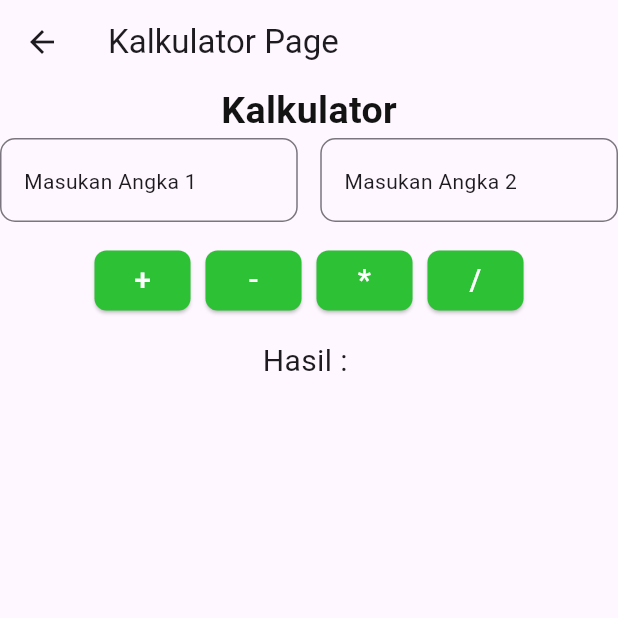
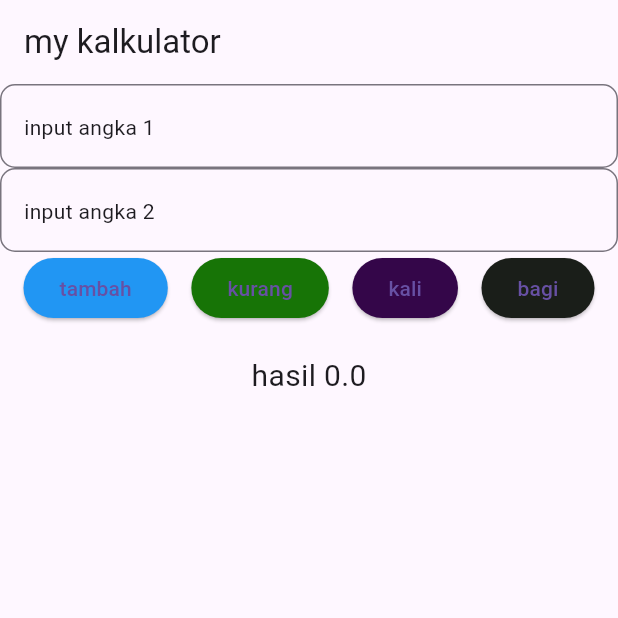
Before and after one commit to kiee32/Kalkulator, a Flutter app: the KalkulatorPage screen opened directly, on a phone screen of 412 x 824 dp, the top half of it. Run offline on Flutter 3.47's test engine with Material 3 defaults, Android fonts, the phone set to English and light mode, and no system bars; our stand-ins replace get.

Commit message:
tugas kalkulator controller

```diff
--- a/lib/components/Custom_TextField.dart
+++ b/lib/components/Custom_TextField.dart
@@ -1,23 +1,25 @@
 import 'package:flutter/material.dart';
 
-class CustomTextField extends StatelessWidget {
-  // Variabel yng diperlukan
-  final String hint;
-  final TextEditingController textController;
+class CustomTextfield extends StatelessWidget {
+  // variabel yang diperlukan
+  final String myHint;
 
-  const CustomTextField({
+  final TextEditingController txtController;
+  const CustomTextfield({
     super.key,
-    required this.hint,
-    required this.textController
-    });
+    required this.myHint,
+    required this.txtController,
+  });
 
   @override
   Widget build(BuildContext context) {
     return TextField(
-      controller: textController,
+       keyboardType: const TextInputType.numberWithOptions(decimal: true),
+      controller: txtController,
       decoration: InputDecoration(
-        hint: Text(hint),
-         border: OutlineInputBorder(borderRadius: BorderRadius.circular(10))),
+        hint: Text(myHint),
+        border: OutlineInputBorder(borderRadius: BorderRadius.circular(10)),
+      ),
     );
   }
 }
--- a/lib/components/custom_button.dart
+++ b/lib/components/custom_button.dart
@@ -13,6 +13,7 @@ class CustomButton extends StatelessWidget {
      required this.child,
      this.backgroundColor,
      this.foregroundColor,
+
      this.borderRadius = 8.0,
      });
 
--- /dev/null
+++ b/lib/controller/kalkulator_controller.dart
@@ -0,0 +1,42 @@
+import 'package:get/get.dart';
+
+class KalkulatorController extends GetxController {
+  var hasilHitung = 0.0.obs; // obs digunakan untuk update ke UI page
+  // method tambah kurang kali dan bagi
+  void tambah(double angka1, double angka2) {
+    double hasiltambah = angka1 + angka2;
+    hasilHitung.value = hasiltambah;
+        Get.snackbar( "hasil jumlah","${hasiltambah.toString()}",
+         snackPosition: SnackPosition.BOTTOM);
+
+  }
+    void kurang(double angka1, double angka2) {
+    double hasilkurang = angka1 - angka2;
+    hasilHitung.value = hasilkurang;
+     Get.snackbar( "hasil jumlah","${hasilkurang.toString()}",
+         snackPosition: SnackPosition.BOTTOM);
+  }
+     void kali(double angka1, double angka2) {
+    double hasilkali = angka1 * angka2;
+    hasilHitung.value = hasilkali;
+       Get.snackbar( "hasil jumlah","${hasilkali.toString()}",
+         snackPosition: SnackPosition.BOTTOM);
+  }
+    void bagi(double angka1, double angka2) {
+    // Cek angka 2 tidak boleh 0
+    if (angka2 == 0) {
+      Get.snackbar(
+        "Warning",
+        "Angka 2 tidak boleh 0 untuk pembagian",
+      );
+      return;
+    }
+      double hasilbagi = angka1 / angka2;
+    hasilHitung.value = hasilbagi;
+
+    Get.snackbar(
+      "Hasil Bagi",
+      "Hasilnya = $hasilbagi",
+      snackPosition: SnackPosition.BOTTOM);
+  }
+}
--- a/lib/kalkulator_page.dart
+++ /dev/null
@@ -1,84 +0,0 @@
-import 'package:flutter/material.dart';
-import  'components/custom_button.dart';
-import 'components/custom_textfield.dart';
-
-class KalkulatorPage extends StatefulWidget {
-  const KalkulatorPage({super.key});
-
-  @override
-  State<KalkulatorPage> createState() => _KalkulatorPageState();
-}
-
-class _KalkulatorPageState extends State<KalkulatorPage> {
-
-  @override
-  Widget build(BuildContext context) {
-    final TextEditingController angka1 = TextEditingController();
-    final TextEditingController angka2 = TextEditingController();
-    return Scaffold(
-      appBar: AppBar(title: Text("Kalkulator Page")),
-      body: Column (
-        children: [
-          Text("Kalkulator", style: TextStyle(fontSize: 25, fontWeight: FontWeight.bold, color: const Color.fromARGB(255, 19, 19, 19))),
-
-          Row(
-            children: [
-
-              Expanded(
-                child: CustomTextField(hint: "Masukan Angka 1",
-                 textController: angka1,
-                 ),
-              ),
-               const SizedBox(width: 15),
-              Expanded(
-                child: CustomTextField(hint: "Masukan Angka 2",
-                 textController: angka2,
-                 ),
-              ),
-            ],
-          ),
-
-          const SizedBox(height: 15),
-
-        Row(
-              mainAxisAlignment: MainAxisAlignment.center,
-              children: [
-                CustomButton(
-                  backgroundColor: const Color.fromARGB(255, 45, 193, 53),
-                  foregroundColor: Colors.white,
-                  onPressed: () {},
-                  child: const Text("+", style: TextStyle(fontSize: 20)),
-                ),
-                const SizedBox(width: 10),
-                CustomButton(
-                  backgroundColor: const Color.fromARGB(255, 45, 193, 53),
-                  foregroundColor: Colors.white,
-                  onPressed: () {},
-                  child: const Text("-", style: TextStyle(fontSize: 20)),
-                ),
-                const SizedBox(width: 10),
-                CustomButton(
-                  backgroundColor: const Color.fromARGB(255, 45, 193, 53),
-                  foregroundColor: Colors.white,
-                  onPressed: () {},
-                  child: const Text("*", style: TextStyle(fontSize: 20)),
-                ),
-                  const SizedBox(width: 10),
-                  CustomButton(
-                  backgroundColor: const Color.fromARGB(255, 45, 193, 53),
-                  foregroundColor: Colors.white,
-                  onPressed: () {},
-                  child: const Text("/", style: TextStyle(fontSize: 20)),
-                  )
-            ],
-          ),
-
-         const SizedBox(height: 15),
-           Text("Hasil : " , style: TextStyle(fontSize: 20)),
-
-
-        ],
-        ),
-    );
-  }
-}
--- /dev/null
+++ b/lib/pages/kalkulator_page.dart
@@ -0,0 +1,110 @@
+import 'package:project_satu/components/Custom_TextField.dart';
+import 'package:project_satu/components/custom_button.dart';
+import 'package:project_satu/controller/kalkulator_controller.dart';
+import 'package:flutter/material.dart';
+import 'package:get/get.dart';
+
+class KalkulatorPage extends StatelessWidget {
+  KalkulatorPage({super.key});
+
+  final controller = Get.put(KalkulatorController());
+
+    TextEditingController txtangka1 = TextEditingController();
+    TextEditingController txtangka2 = TextEditingController();
+
+  // Mengecek apakah input kosong
+  bool cekInput() {
+    if (txtangka1.text.isEmpty || txtangka2.text.isEmpty) {
+      Get.snackbar(
+        "Warning",
+        "Angka 1 dan Angka 2 harus diisi",
+      );
+      return false;
+    }
+
+    return true;
+  }
+
+
+  @override
+  Widget build(BuildContext context) {
+
+
+    return Scaffold(
+      appBar: AppBar(title: Text("my kalkulator")),
+      body: Column(
+        children: [
+          CustomTextfield(myHint: "input angka 1", txtController: txtangka1),
+          CustomTextfield(myHint: "input angka 2", txtController: txtangka2),
+
+
+          Row(
+            mainAxisAlignment: MainAxisAlignment.spaceEvenly,
+            children: [
+              CustomButton(
+                backgroundColor: Colors.blue,
+                borderRadius: 20,
+                onPressed: () {
+                  controller.tambah(
+                    double.parse(txtangka1.text),
+                    double.parse(txtangka2.text),
+                  );
+                },
+                child: Text("tambah"),
+              ),
+
+              CustomButton(
+                backgroundColor: const Color.fromARGB(255, 23, 116, 6),
+                borderRadius: 20,
+                onPressed: () {
+                     if (!cekInput()) return;
+                  controller.kurang(
+                    double.parse(txtangka1.text),
+                    double.parse(txtangka2.text),
+                  );
+                },
+                child: Text("kurang"),
+              ),
+
+              CustomButton(
+                backgroundColor: const Color.fromARGB(255, 52, 6, 73),
+                borderRadius: 20,
+
+                onPressed: () {
+                     if (!cekInput()) return;
+                  controller.kali(
+                    double.parse(txtangka1.text),
+                    double.parse(txtangka2.text),
+                  );
+                },
+                child: Text("kali"),
+              ),
+
+              CustomButton(
+                backgroundColor: const Color.fromARGB(255, 26, 30, 25),
+                borderRadius: 20,
+                onPressed: () {
+                     if (!cekInput()) return;
+                  controller.bagi(
+                    double.parse(txtangka1.text),
+                    double.parse(txtangka2.text),
+                  );
+                },
+                child: Text("bagi"),
+              ),
+            ],
+          ),
+
+          const SizedBox(height: 20),
+
+          Obx(
+            () => Text(
+              "hasil " + controller.hasilHitung.value.toString(),
+              style: TextStyle(fontSize: 20),
+            ),
+          ),
+        ],
+      ),
+    );
+  }
+}
--- a/lib/login_page.dart
+++ b/lib/pages/login_page.dart
@@ -1,7 +1,7 @@
 import 'package:flutter/material.dart';
 import 'package:project_satu/components/custom_text.dart';
-import 'components/custom_textfield.dart';
-import 'components/custom_button.dart';
+import '../components/custom_textfield.dart';
+import '../components/custom_button.dart';
 
 class LoginPage extends StatefulWidget {
   const LoginPage({super.key});
--- a/pubspec.yaml
+++ b/pubspec.yaml
@@ -34,6 +34,7 @@ dependencies:
   # The following adds the Cupertino Icons font to your application.
   # Use with the CupertinoIcons class for iOS style icons.
   cupertino_icons: ^1.0.8
+  get: ^4.7.3
 
 dev_dependencies:
   flutter_test:
```
Also changed, not shown: lib/main.dart (+3 -27 lines), lib/pages/regirstation_page.dart (added, +10 -0 lines), lib/components/custom_text.dart (line endings or trailing spaces), lib/controller/controller.dart (added), pubspec.lock.
